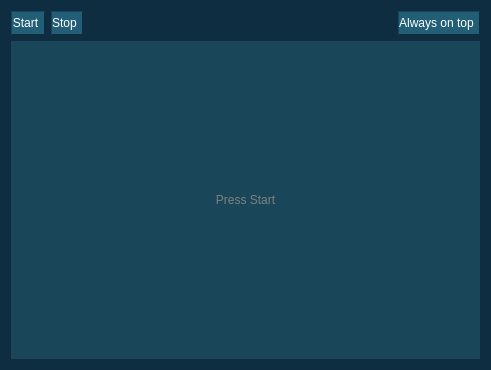
This is source/plugins/mdesktop/main_ui.ui in 5l1v3r1/Moderat as Qt 5 draws it before an edit. The edited form follows.
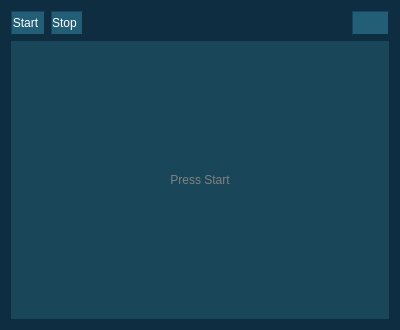
This is the edited form. Icons and pictures are not drawn.

The edit to the form file:
```diff
--- a/source/plugins/mdesktop/main_ui.ui
+++ b/source/plugins/mdesktop/main_ui.ui
@@ -6,8 +6,8 @@
    <rect>
     <x>0</x>
     <y>0</y>
-    <width>491</width>
-    <height>370</height>
+    <width>400</width>
+    <height>330</height>
    </rect>
   </property>
   <property name="windowTitle">
@@ -131,7 +131,7 @@
             background: #194759;
             border: 1px outset;
             border-color: #0F2D40;
-			padding-right: 5px;
+			padding-right: 3px;
 			color: white;
             text-decoration: none;
             background-color: #225E75
@@ -146,7 +146,7 @@
             }</string>
      </property>
      <property name="text">
-      <string>Always on top</string>
+      <string/>
      </property>
      <property name="icon">
       <iconset resource="res.qrc">
```
